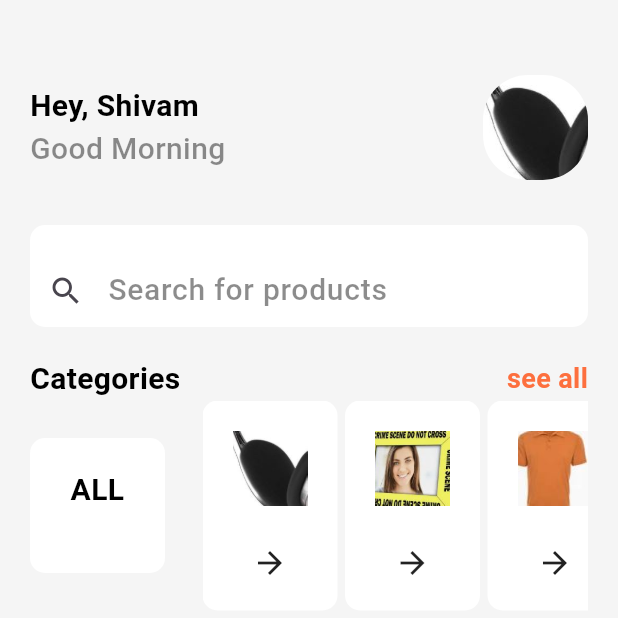
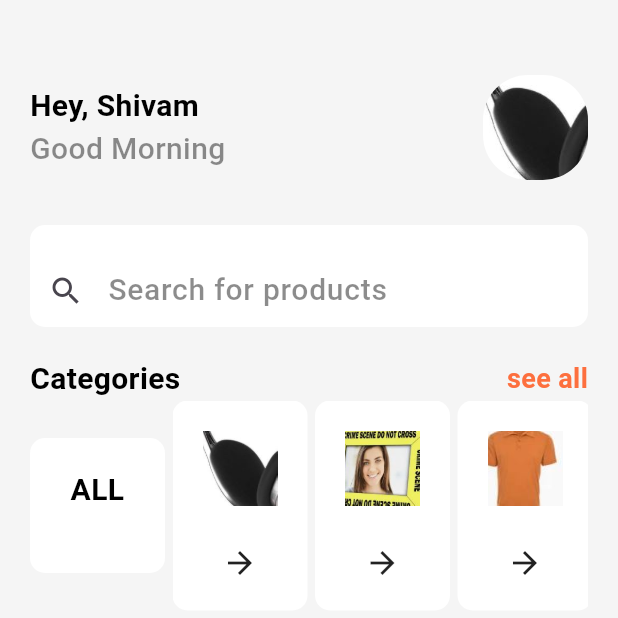
Before and after one commit to kofi527/MOBILE-APPLICATION-DEVELOPMENT-IN-FLUTTER, a Flutter app: the screen it shows after launch, on a phone screen of 412 x 824 dp, the top half of it. Run offline on Flutter 3.47's test engine with Material 3 defaults, Android fonts, the phone set to English and light mode, and no system bars.

```diff
--- a/flutter_application_1/lib/pages/home.dart
+++ b/flutter_application_1/lib/pages/home.dart
@@ -92,8 +92,8 @@ List categories=[
 
        Expanded(
       child: Container(
-        margin: EdgeInsets.only(left: 20.0),
-        height: 140,
+             height: 140,
+        padding: EdgeInsets.zero,
         child: ListView.builder(
           itemCount: categories.length,
           shrinkWrap: true,
```
